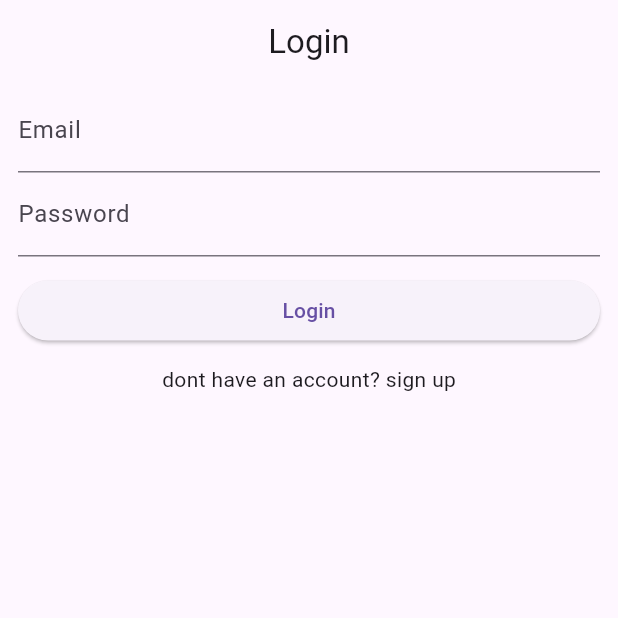
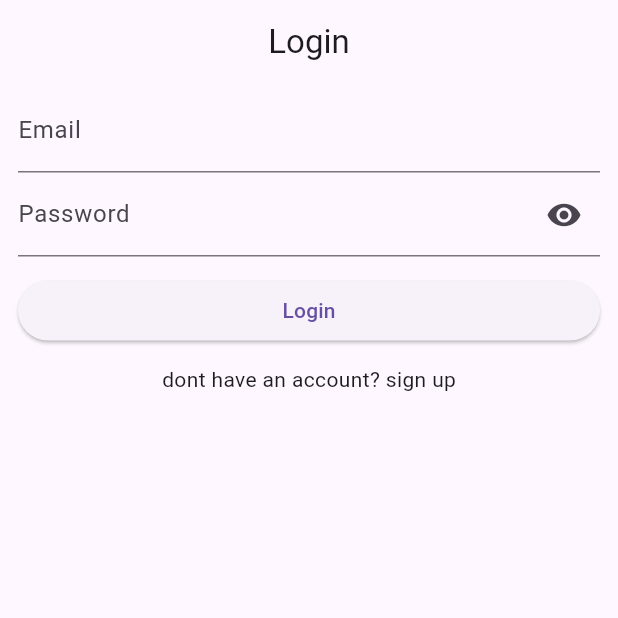
Before and after one commit to benaleo/capcynfoods, a Flutter app: the screen it shows after launch, on a phone screen of 412 x 824 dp, the top half of it. Run offline on Flutter 3.47's test engine with Material 3 defaults, Android fonts, the phone set to English and light mode, and no system bars; our stand-ins replace supabase_flutter; accounts and stored records are empty.

Commit message:
change the password field login

```diff
--- a/lib/pages/login_page.dart
+++ b/lib/pages/login_page.dart
@@ -12,6 +12,7 @@ class LoginPage extends StatefulWidget {
 class _LoginPageState extends State<LoginPage> {
   // get from authService
   final authService = AuthService();
+  bool _isPasswordHidden = true;
 
   // text controller
   final _emailController = TextEditingController();
@@ -50,8 +51,19 @@ class _LoginPageState extends State<LoginPage> {
           ),
           TextField(
             controller: _passwordController,
+            obscureText: _isPasswordHidden,
             decoration: InputDecoration(
               label: const Text('Password'),
+              suffixIcon: IconButton(
+                icon: Icon(
+                  _isPasswordHidden ? Icons.visibility : Icons.visibility_off,
+                ),
+                onPressed: () {
+                  setState(() {
+                    _isPasswordHidden = !_isPasswordHidden;
+                  });
+                },
+              ),
             ),
           ),
           SizedBox(
```
